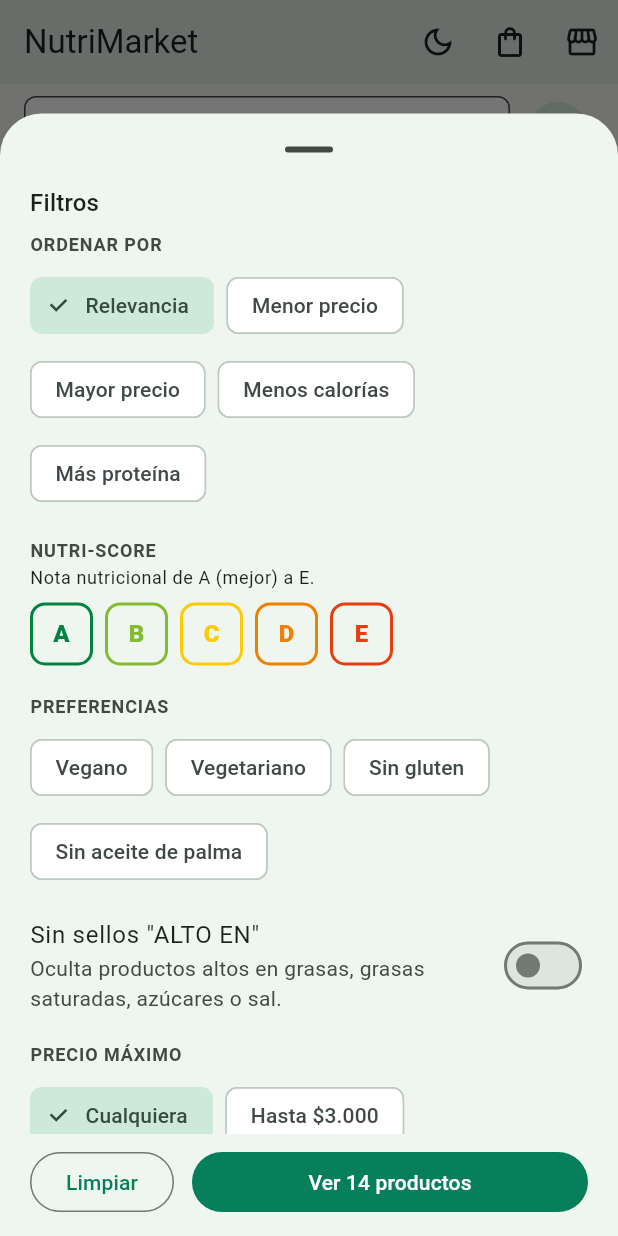
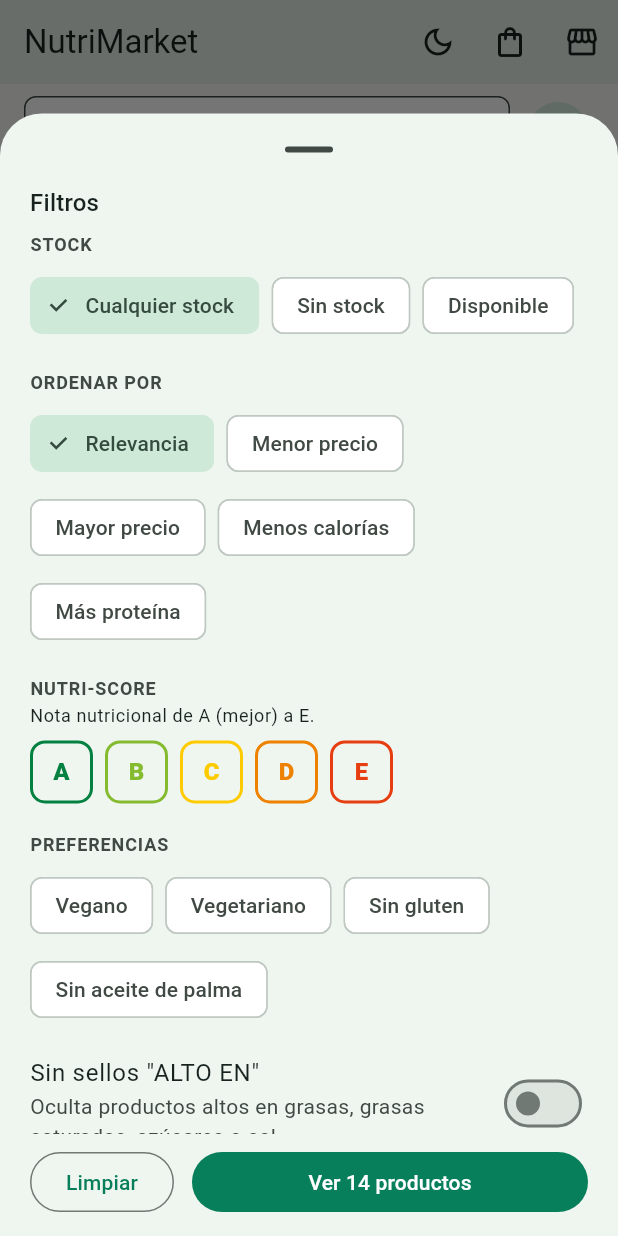
Before and after one commit to J122016/PROY-DAM-ELE052B-UTFSM, a Flutter app: the screen it shows after launch, scrolled down 576 dp, after a tap on the "tune" icon, on a phone screen of 412 x 824 dp. Run offline on Flutter 3.47's test engine with Material 3 defaults, Android fonts, the phone set to English and light mode, and no system bars; our stand-ins replace cloud_firestore, firebase_auth, firebase_core, shared_preferences; accounts and stored records are empty; network calls fail.

Commit message:
Align filter between user and admin pages, add stock filter  and example service por firestore.

```diff
--- a/lib/data/models/product.dart
+++ b/lib/data/models/product.dart
@@ -54,7 +54,13 @@ class Product {
   final double? servingGrams;
 
   static const nutrientKeys = ['fat', 'saturated-fat', 'sugars', 'salt'];
-  static const labelKeys = ['vegan', 'vegetarian', 'gluten-free', 'palm-oil-free'];
+  static const labelKeys = [
+    'vegan',
+    'vegetarian',
+    'gluten-free',
+    'palm-oil-free',
+  ];
+  static const criticalStockThreshold = 5;
 
   static const _pnnsCategories = {
     'Cereals and potatoes': 'Cereales y granos',
@@ -95,6 +101,8 @@ class Product {
 
   bool get isAvailable => priceClp > 0 && stock > 0;
 
+  bool get isCriticallyStocked => stock > 0 && stock <= criticalStockThreshold;
+
   bool get hasHighNutrient => levels.values.contains('high');
 
   double? nutrientValue(String key) => switch (key) {
@@ -108,8 +116,10 @@ class Product {
   /// Niveles bajo/medio/alto. Usa los de la API y, si no vienen, los calcula.
   Map<String, String> get levels {
     if (nutrientLevels.isNotEmpty) return nutrientLevels;
-    final isLiquid = RegExp(r'\d\s*(ml|cl|l)\b', caseSensitive: false)
-        .hasMatch(quantity ?? '');
+    final isLiquid = RegExp(
+      r'\d\s*(ml|cl|l)\b',
+      caseSensitive: false,
+    ).hasMatch(quantity ?? '');
     final factor = isLiquid ? 0.5 : 1.0;
     final computed = <String, String>{};
     for (final key in nutrientKeys) {
@@ -314,7 +324,9 @@ class Product {
     if (tags.any((tag) => tag.contains('spices') || tag.contains('herbs'))) {
       return 'Especias';
     }
-    if (tags.any((tag) => tag.contains('supplement') || tag.contains('seeds'))) {
+    if (tags.any(
+      (tag) => tag.contains('supplement') || tag.contains('seeds'),
+    )) {
       return 'Superalimentos';
     }
     if (tags.any((tag) => tag == 'beverages' || tag.contains('teas'))) {
--- a/lib/presentation/components/product_filters_sheet.dart
+++ b/lib/presentation/components/product_filters_sheet.dart
@@ -8,23 +8,33 @@ Future<ProductFilter?> showProductFiltersSheet(
   BuildContext context, {
   required ProductFilter initial,
   required int Function(ProductFilter filter) countFor,
+  List<String> categories = const [],
+  bool showCriticalStock = false,
 }) => showModalBottomSheet<ProductFilter>(
   context: context,
   isScrollControlled: true,
   showDragHandle: true,
-  builder: (context) =>
-      ProductFiltersSheet(initial: initial, countFor: countFor),
+  builder: (context) => ProductFiltersSheet(
+    initial: initial,
+    countFor: countFor,
+    categories: categories,
+    showCriticalStock: showCriticalStock,
+  ),
 );
 
 class ProductFiltersSheet extends StatefulWidget {
   const ProductFiltersSheet({
     required this.initial,
     required this.countFor,
+    this.categories = const [],
+    this.showCriticalStock = false,
     super.key,
   });
 
   final ProductFilter initial;
   final int Function(ProductFilter filter) countFor;
+  final List<String> categories;
+  final bool showCriticalStock;
 
   @override
   State<ProductFiltersSheet> createState() => _ProductFiltersSheetState();
@@ -73,6 +83,46 @@ class _ProductFiltersSheetState extends State<ProductFiltersSheet> {
               shrinkWrap: true,
               padding: const EdgeInsets.symmetric(horizontal: 20),
               children: [
+                Text('STOCK', style: sectionStyle),
+                const SizedBox(height: 8),
+                Wrap(
+                  spacing: 8,
+                  runSpacing: 8,
+                  children: [
+                    for (final stock in ProductStockFilter.values)
+                      if (widget.showCriticalStock ||
+                          stock != ProductStockFilter.critical)
+                        ChoiceChip(
+                          label: Text(stock.label),
+                          selected: _filter.stock == stock,
+                          onSelected: (_) => setState(
+                            () => _filter = _filter.copyWith(stock: stock),
+                          ),
+                        ),
+                  ],
+                ),
+                if (widget.categories.isNotEmpty) ...[
+                  const SizedBox(height: 20),
+                  Text('CATEGORÍA', style: sectionStyle),
+                  const SizedBox(height: 8),
+                  Wrap(
+                    spacing: 8,
+                    runSpacing: 8,
+                    children: [
+                      for (final category in [null, ...widget.categories])
+                        ChoiceChip(
+                          label: Text(category ?? 'Todas'),
+                          selected: _filter.category == category,
+                          onSelected: (_) => setState(
+                            () => _filter = _filter.copyWith(
+                              category: () => category,
+                            ),
+                          ),
+                        ),
+                    ],
+                  ),
+                ],
+                const SizedBox(height: 20),
                 Text('ORDENAR POR', style: sectionStyle),
                 const SizedBox(height: 8),
                 Wrap(
@@ -135,9 +185,8 @@ class _ProductFiltersSheetState extends State<ProductFiltersSheet> {
                   ),
                   value: _filter.withoutHighNutrients,
                   onChanged: (value) => setState(
-                    () => _filter = _filter.copyWith(
-                      withoutHighNutrients: value,
-                    ),
+                    () =>
+                        _filter = _filter.copyWith(withoutHighNutrients: value),
                   ),
                 ),
                 const SizedBox(height: 12),
@@ -156,9 +205,8 @@ class _ProductFiltersSheetState extends State<ProductFiltersSheet> {
                         ),
                         selected: _filter.maxPrice == price,
                         onSelected: (_) => setState(
-                          () => _filter = _filter.copyWith(
-                            maxPrice: () => price,
-                          ),
+                          () =>
+                              _filter = _filter.copyWith(maxPrice: () => price),
                         ),
                       ),
                   ],
--- a/lib/presentation/pages/home.dart
+++ b/lib/presentation/pages/home.dart
@@ -289,10 +289,20 @@ class _ActiveFilters extends StatelessWidget {
   @override
   Widget build(BuildContext context) {
     final chips = <Widget>[
+      if (filter.category != null)
+        _chip(
+          filter.category!,
+          () => onChanged(filter.copyWith(category: () => null)),
+        ),
       if (filter.sort != ProductSort.relevance)
         _chip(
           filter.sort.label,
           () => onChanged(filter.copyWith(sort: ProductSort.relevance)),
+        ),
+      if (filter.stock != ProductStockFilter.any)
+        _chip(
+          filter.stock.label,
+          () => onChanged(filter.copyWith(stock: ProductStockFilter.any)),
         ),
       for (final grade in filter.nutriScores)
         _chip(
--- a/lib/presentation/providers/product_filter.dart
+++ b/lib/presentation/providers/product_filter.dart
@@ -8,6 +8,17 @@ enum ProductSort {
   proteinsDesc('Más proteína');
 
   const ProductSort(this.label);
+
+  final String label;
+}
+
+enum ProductStockFilter {
+  any('Cualquier stock'),
+  outOfStock('Sin stock'),
+  available('Disponible'),
+  critical('Crítico');
+
+  const ProductStockFilter(this.label);
 
   final String label;
 }
@@ -25,6 +36,7 @@ class ProductFilter {
   const ProductFilter({
     this.query = '',
     this.category,
+    this.stock = ProductStockFilter.any,
     this.labels = const {},
     this.nutriScores = const {},
     this.withoutHighNutrients = false,
@@ -34,6 +46,7 @@ class ProductFilter {
 
   final String query;
   final String? category;
+  final ProductStockFilter stock;
   final Set<String> labels;
   final Set<String> nutriScores;
   final bool withoutHighNutrients;
@@ -41,8 +54,10 @@ class ProductFilter {
   final ProductSort sort;
 
   int get activeCount =>
+      (category != null ? 1 : 0) +
       labels.length +
       nutriScores.length +
+      (stock != ProductStockFilter.any ? 1 : 0) +
       (withoutHighNutrients ? 1 : 0) +
       (maxPrice != null ? 1 : 0) +
       (sort != ProductSort.relevance ? 1 : 0);
@@ -50,6 +65,7 @@ class ProductFilter {
   ProductFilter copyWith({
     String? query,
     String? Function()? category,
+    ProductStockFilter? stock,
     Set<String>? labels,
     Set<String>? nutriScores,
     bool? withoutHighNutrients,
@@ -58,6 +74,7 @@ class ProductFilter {
   }) => ProductFilter(
     query: query ?? this.query,
     category: category != null ? category() : this.category,
+    stock: stock ?? this.stock,
     labels: labels ?? this.labels,
     nutriScores: nutriScores ?? this.nutriScores,
     withoutHighNutrients: withoutHighNutrients ?? this.withoutHighNutrients,
@@ -65,8 +82,8 @@ class ProductFilter {
     sort: sort ?? this.sort,
   );
 
-  /// Quita los filtros de la hoja, pero conserva la búsqueda y la categoría.
-  ProductFilter cleared() => ProductFilter(query: query, category: category);
+  /// Quita los filtros y conserva la búsqueda actual.
+  ProductFilter cleared() => ProductFilter(query: query);
 
   List<Product> apply(List<Product> products) {
     final text = query.trim().toLowerCase();
@@ -77,6 +94,12 @@ class ProductFilter {
           (product.brand ?? '').toLowerCase().contains(text);
       final matchesCategory =
           category == null || (product.category ?? 'Otros') == category;
+      final matchesStock = switch (stock) {
+        ProductStockFilter.any => true,
+        ProductStockFilter.outOfStock => product.stock == 0,
+        ProductStockFilter.available => product.stock > 0,
+        ProductStockFilter.critical => product.isCriticallyStocked,
+      };
       final matchesLabels = labels.every(product.labels.contains);
       final matchesScore =
           nutriScores.isEmpty || nutriScores.contains(product.nutriScore);
@@ -86,6 +109,7 @@ class ProductFilter {
           (product.priceClp > 0 && product.priceClp <= maxPrice!);
       return matchesText &&
           matchesCategory &&
+          matchesStock &&
           matchesLabels &&
           matchesScore &&
           matchesLevels &&
```
Also changed, not shown: lib/data/services/firestore_service.dart (added, +20 -0 lines), lib/presentation/components/product_card_admin.dart (+14 -8 lines), lib/presentation/pages/admin_products.dart (+44 -11 lines), 1 other file.
